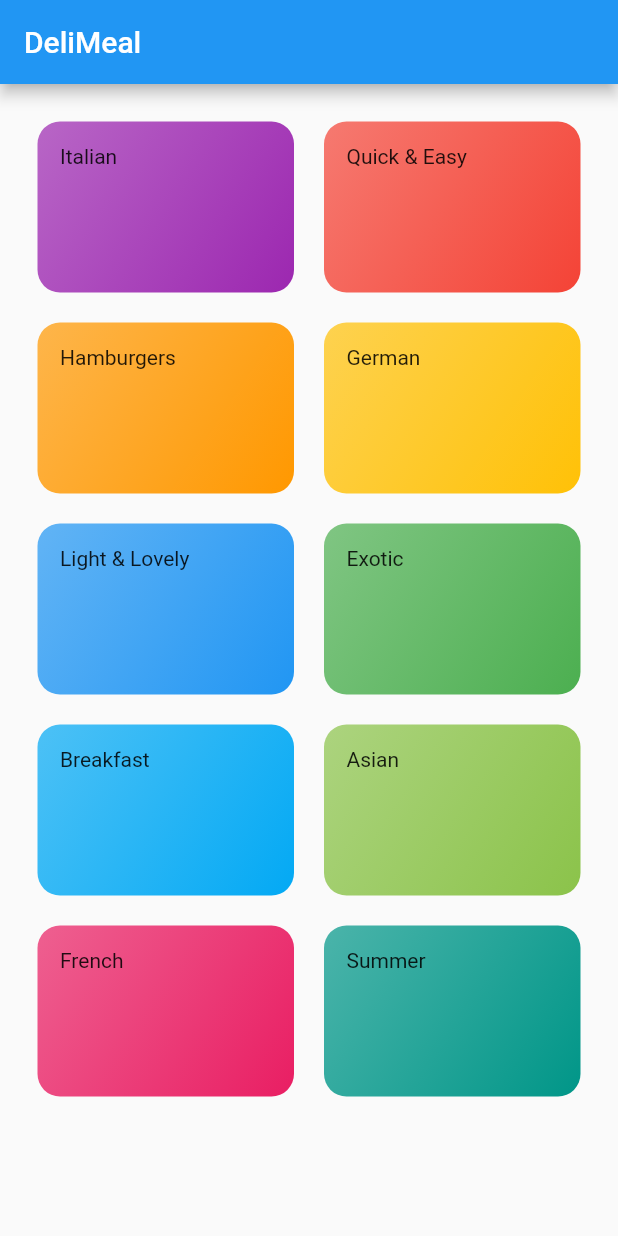
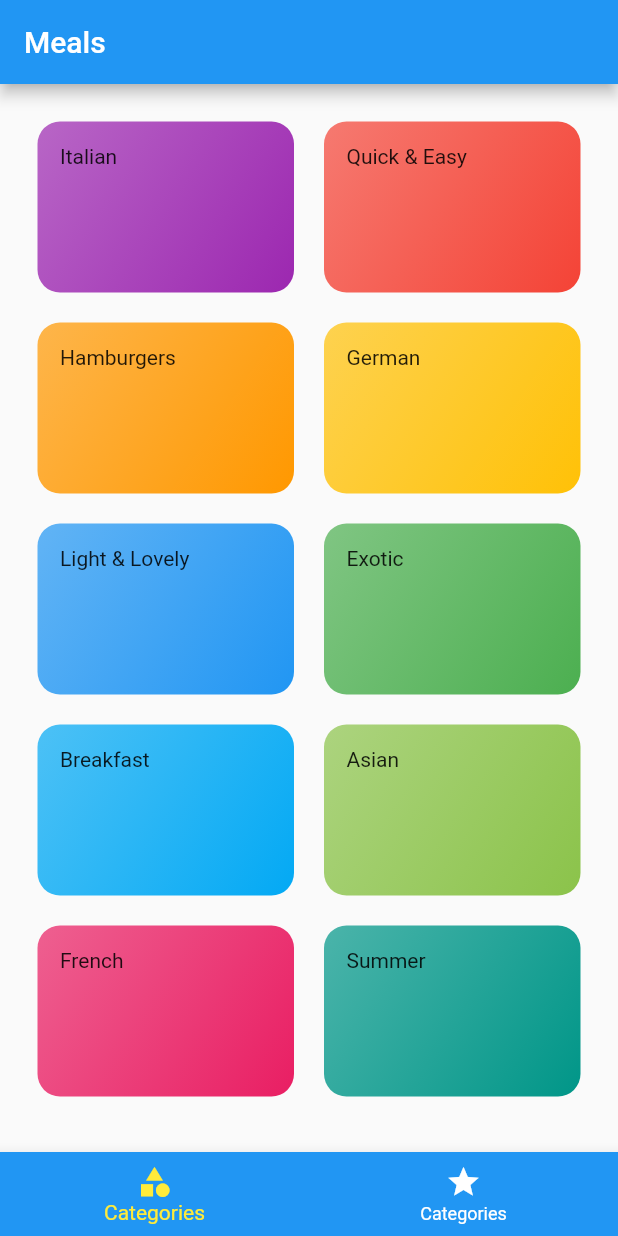
Before and after one commit to Issei-Hiramatsu/meal_app, a Flutter app: the screen it shows after launch, on a phone screen of 412 x 824 dp. Run offline on Flutter 3.47's test engine with Material 2 defaults, Android fonts, the phone set to English and light mode, and no system bars.

Commit message:
tabsを追加

```diff
--- a/lib/main.dart
+++ b/lib/main.dart
@@ -1,28 +1,34 @@
 import 'package:flutter/material.dart';
-import 'package:meal_app/screens/meal_detail.dart';
+import '/screens/meal_detail%EF%BC%BFscreen.dart';
 
-import 'widgets/screens/categories_screen.dart';
+import '/screens/tabs_screen.dart';
+
+import '/screens/categories_screen.dart';
 import 'screens/category_meals_screen.dart';
 
 void main() {
-  runApp(const MyApp());
+  runApp(MyApp());
 }
 
 class MyApp extends StatelessWidget {
-  const MyApp({Key? key}) : super(key: key);
-
   // This widget is the root of your application.
   @override
   Widget build(BuildContext context) {
     return MaterialApp(
       title: 'Flutter Demo',
       theme: ThemeData(
-        primarySwatch: Colors.blue,
-      ),
+          primarySwatch: Colors.blue,
+          textTheme: ThemeData.light().textTheme.copyWith(
+              bodyText1: TextStyle(color: Color.fromRGBO(20, 51, 51, 1)),
+              subtitle1: TextStyle(
+                fontSize: 20,
+                fontFamily: 'RobotoCondensed',
+                fontWeight: FontWeight.bold,
+              ))),
       //home: CategoriesScreen(),
       initialRoute: '/',
       routes: {
-        '/': (ctx) => CategoriesScreen(),
+        '/': (ctx) => TabsScreen(),
         CategoryMealsScreen.routeName: (ctx) => CategoryMealsScreen(),
         MealDetailScreen.routeName: (ctx) => MealDetailScreen(),
       },
--- a/lib/screens/categories_screen.dart
+++ b/lib/screens/categories_screen.dart
@@ -7,10 +7,6 @@ class CategoriesScreen extends StatelessWidget {
   @override
   Widget build(BuildContext context) {
     return Scaffold(
-        appBar: AppBar(
-            title: const Text(
-          'DeliMeal',
-        )),
         body: GridView(
       padding: const EdgeInsets.all(25),
       //catData = categoryDataの略
--- /dev/null
+++ b/lib/screens/tabs_screen.dart
@@ -0,0 +1,55 @@
+import 'package:flutter/material.dart';
+import 'package:meal_app/screens/favourites_screen.dart';
+
+import './categories_screen.dart';
+
+class TabsScreen extends StatefulWidget {
+  @override
+  _TabsScreenState createState() => _TabsScreenState();
+}
+
+class _TabsScreenState extends State<TabsScreen> {
+  List _pages = [
+    CategoriesScreen(),
+    FavoritesScreen(),
+  ];
+
+  int _selectedPageIndex = 0;
+
+  void _selectPage(int index) {
+    setState(() {
+      _selectedPageIndex = index;
+    });
+  }
+
+  @override
+  Widget build(BuildContext context) {
+    return DefaultTabController(
+      length: 2,
+      //initialIndex: 1,
+      child: Scaffold(
+        appBar: AppBar(
+          title: const Text('Meals'),
+        ),
+        body: _pages[_selectedPageIndex],
+        bottomNavigationBar: BottomNavigationBar(
+          onTap: _selectPage,
+          backgroundColor: Theme.of(context).primaryColor,
+          unselectedItemColor: Colors.white,
+          selectedItemColor: Colors.yellow,
+          currentIndex: _selectedPageIndex,
+          items: [
+            BottomNavigationBarItem(
+              icon: Icon(Icons.category),
+              label: 'Categories',
+            ),
+            BottomNavigationBarItem(
+              icon: Icon(Icons.star),
+              label: 'Categories',
+            ),
+          ],
+        ),
+      ),
+    );
+  }
+}
--- a/lib/widgets/meal_item.dart
+++ b/lib/widgets/meal_item.dart
@@ -1,7 +1,7 @@
 import 'package:flutter/material.dart';
 
 import '/models/meal.dart';
-import '/screens/meal_detail.dart';
+import '../screens/meal_detail＿screen.dart';
 
 class MealItem extends StatelessWidget {
   final String id;
```
Also changed, not shown: lib/screens/favourites_screen.dart (added, +10 -0 lines), lib/screens/meal_detail.dart (deleted, +0 -18 lines), lib/screens/meal_detail＿screen.dart (added, +79 -0 lines). Lines whose indentation alone changed are shown as unchanged.
